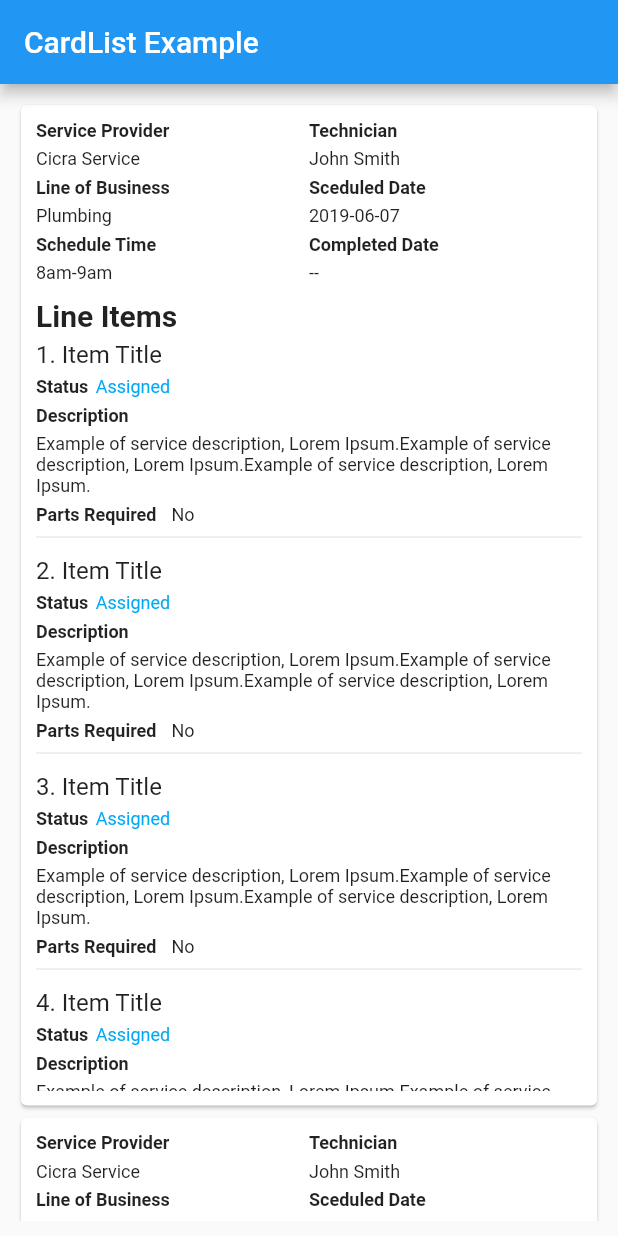
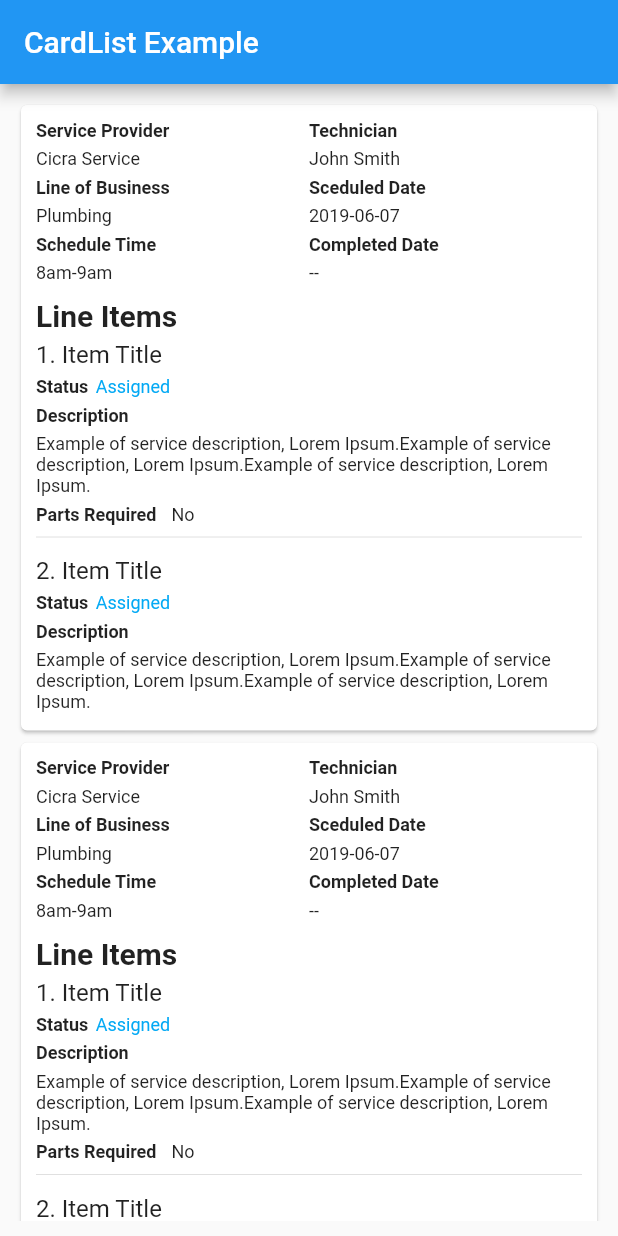
Before and after one commit to TheKetan2/flutter_api_expample, a Flutter app: the screen it shows after launch, on a phone screen of 412 x 824 dp. Run offline on Flutter 3.47's test engine with Material 2 defaults, Android fonts, the phone set to English and light mode, and no system bars; our stand-ins replace intro_slider.

Commit message:
CardList modified

```diff
--- a/lib/card_list_example.dart
+++ b/lib/card_list_example.dart
@@ -12,13 +12,11 @@ class CardList extends StatelessWidget {
       appBar: AppBar(title: Text("CardList Example")),
       body: Container(
         padding: EdgeInsets.all(10),
-        child: Container(
         child: ListView.builder(
           itemCount: 5,
           itemBuilder: (context, index) {
             return ParentCard();
           },
-          ),
         ),
       ),
     ));
@@ -32,9 +30,7 @@ class ParentCard extends StatelessWidget {
 
   @override
   Widget build(BuildContext context) {
-    return Expanded(
-      // flex: 1,
-      child: Card(
+    return Card(
       child: Container(
         padding: EdgeInsets.all(10),
         child: Column(
@@ -189,7 +185,7 @@ class ParentCard extends StatelessWidget {
               height: 5,
             ),
             Container(
-                height: 500,
+              height: 250,
               child: ListView.builder(
                 itemCount: 10,
                 itemBuilder: (context, index) {
@@ -278,7 +274,6 @@ class ParentCard extends StatelessWidget {
           ],
         ),
       ),
-      ),
     );
   }
 }
```
Lines whose indentation alone changed are shown as unchanged.
